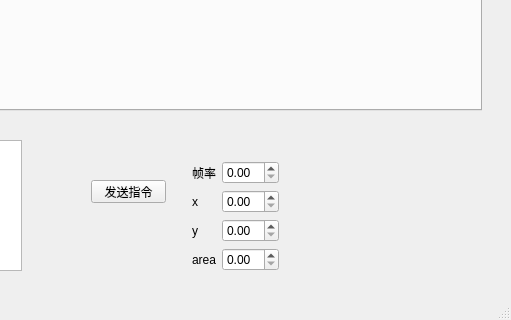
This is QtConsole/mainwindow.ui in ghdawn/simpleColorTrack as Qt 5 draws it before an edit; both pictures show x 159 to 670 and y 267 to 587 of the 670 by 587 pixel window. The edited form follows.
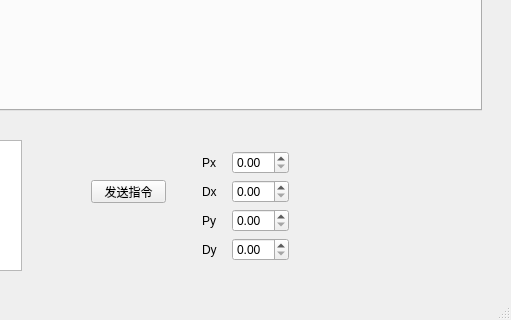
This is the edited form.

Commit message: 增加了参数调节选项

Patch:
```diff
--- a/QtConsole/mainwindow.ui
+++ b/QtConsole/mainwindow.ui
@@ -142,8 +142,8 @@
    <widget class="QWidget" name="layoutWidget">
     <property name="geometry">
      <rect>
-      <x>340</x>
-      <y>400</y>
+      <x>350</x>
+      <y>390</y>
       <width>109</width>
       <height>136</height>
      </rect>
@@ -154,7 +154,7 @@
        <item>
         <widget class="QLabel" name="label_3">
          <property name="text">
-          <string>帧率</string>
+          <string>Px</string>
          </property>
         </widget>
        </item>
@@ -168,7 +168,7 @@
        <item>
         <widget class="QLabel" name="label_4">
          <property name="text">
-          <string>x</string>
+          <string>Dx</string>
          </property>
         </widget>
        </item>
@@ -182,7 +182,7 @@
        <item>
         <widget class="QLabel" name="label_5">
          <property name="text">
-          <string>y</string>
+          <string>Py</string>
          </property>
         </widget>
        </item>
@@ -196,7 +196,7 @@
        <item>
         <widget class="QLabel" name="label_6">
          <property name="text">
-          <string>area</string>
+          <string>Dy</string>
          </property>
         </widget>
        </item>
```
The commit also changes 2 other files.
